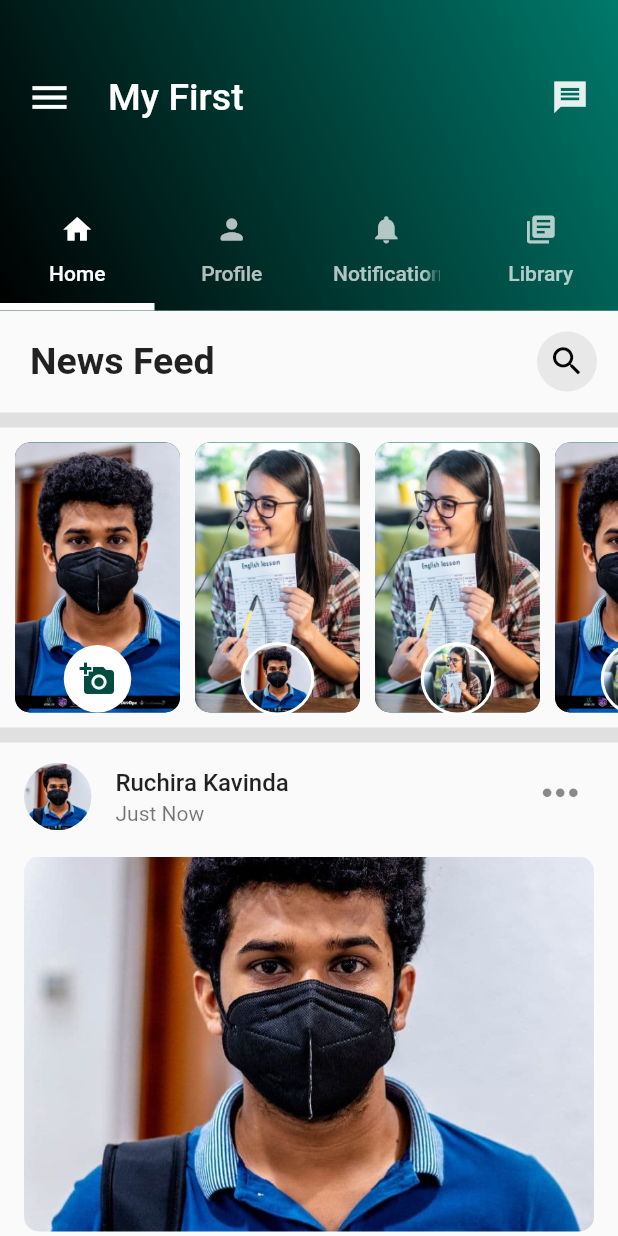
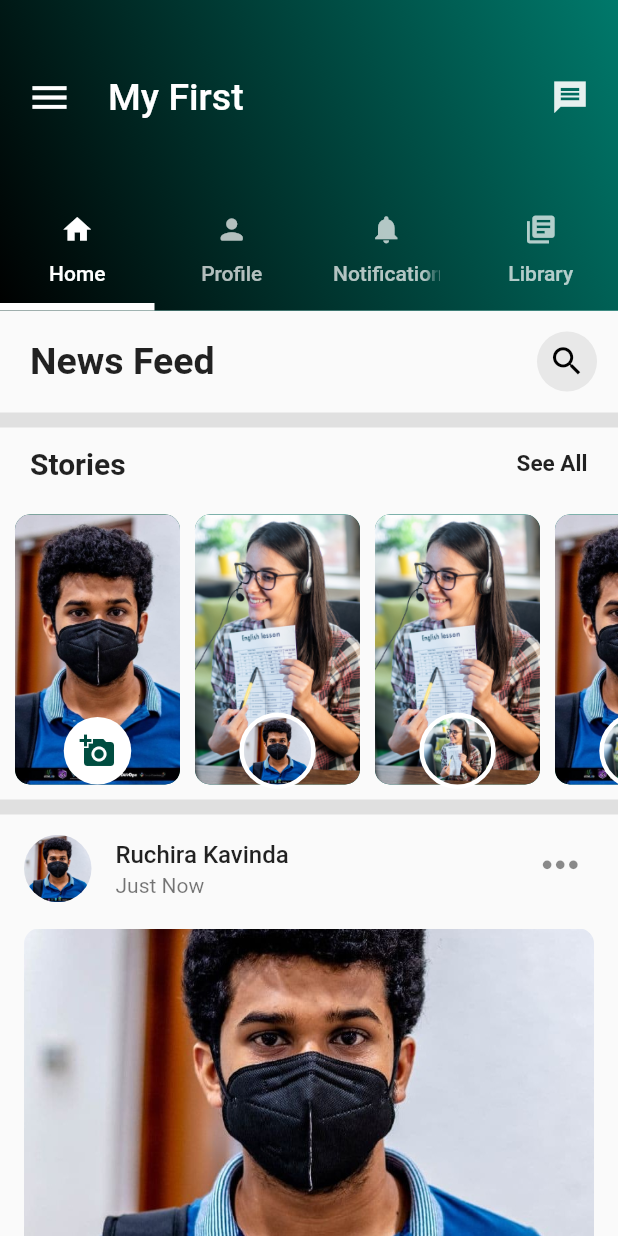
Before and after one commit to Ruchirakavinda/flutter_myfirst, a Flutter app: the screen it shows after launch, on a phone screen of 412 x 824 dp. Run offline on Flutter 3.47's test engine with Material 2 defaults, Android fonts, the phone set to English and light mode, and no system bars; our stand-ins replace flutter_spinkit; accounts and stored records are empty.

Commit message:
stories row modified 3

```diff
--- a/lib/tab1.dart
+++ b/lib/tab1.dart
@@ -65,6 +65,27 @@ class _Tab1State extends State<Tab1> {
               Container(
                 height: 10,
                 color: Colors.grey[300],
+              ),
+
+              Row(
+                mainAxisAlignment: MainAxisAlignment.spaceBetween,
+                children: [
+                  Padding(
+                    padding: const EdgeInsets.fromLTRB(20,0,0,0),
+                    child: Text('Stories', style: TextStyle(fontSize: 20,fontWeight: FontWeight.w700) ,),
+                  ),
+
+                  Padding(
+                    padding: const EdgeInsets.fromLTRB(0,0,0,0),
+                    // ignore: deprecated_member_use
+                    child: FlatButton(
+                    onPressed: () {  },
+                    child: Text('See All',
+                    style: TextStyle(
+                      fontSize: 15,
+                      fontWeight: FontWeight.w600) ,)),
+                  ),
+                ],
               ),
 
               SizedBox(
@@ -143,7 +164,7 @@ class _Tab1State extends State<Tab1> {
                                   BoxShadow(
                                     color: Colors.white,
                                     blurRadius: 0,
-                                    spreadRadius: 2,
+                                    spreadRadius: 3,
                                     offset: Offset(0, 0), // Shadow position
                                   ),
                                 ],
```
